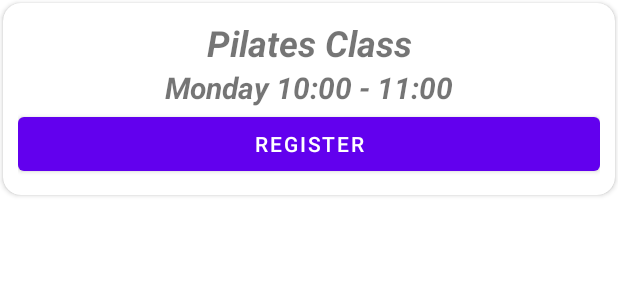
After one commit to jesusfb/fullstack-gym, an Android app: the layout layout_course_register.xml on its own in the app's theme, with its tools: preview values and no code run, on a phone screen of 412 x 824 dp. The commit adds this screen. Shown: the top 300 px of the screen. Run offline under Robolectric (Android 15) with nearby library versions, the phone set to English and light mode, and no system bars.

Commit message:
ui improvements

```diff
--- a/Frontend/Android/app/build.gradle
+++ b/Frontend/Android/app/build.gradle
@@ -53,6 +53,7 @@ dependencies {
     implementation 'org.jetbrains.kotlinx:kotlinx-datetime:0.4.0'
     //ui libraries
     implementation 'androidx.core:core-splashscreen:1.0.0'
+    implementation 'de.hdodenhof:circleimageview:3.1.0'
     //networking
     implementation 'com.squareup.retrofit2:retrofit:2.9.0'
     implementation 'com.squareup.retrofit2:converter-gson:2.9.0'
--- a/Frontend/Android/app/src/main/java/com/georgegipa/gym/api/ApiResponses.kt
+++ b/Frontend/Android/app/src/main/java/com/georgegipa/gym/api/ApiResponses.kt
@@ -6,7 +6,7 @@ import kotlin.system.measureTimeMillis
 
 object ApiResponses {
 
-    lateinit var events: List<Event>
+    var events: List<Event> = listOf()
         private set
     lateinit var courses: List<Course>
         private set
@@ -16,10 +16,6 @@ object ApiResponses {
         private set
     lateinit var user: User
         private set
-
-    fun isInitialized(): Boolean {
-        return this::events.isInitialized && this::courses.isInitialized && this::plans.isInitialized && this::instructors.isInitialized && this::user.isInitialized
-    }
 
     suspend fun init(userId : Int): Boolean {
         //use the new client
--- a/Frontend/Android/app/src/main/java/com/georgegipa/gym/models/Course.kt
+++ b/Frontend/Android/app/src/main/java/com/georgegipa/gym/models/Course.kt
@@ -14,7 +14,7 @@ data class Course(
     @SerializedName("course_description")
     val description: String,
     @SerializedName("instructor_id")
-    val instructor: Int,
+    val instructorId: Int,
     @SerializedName("plan_ids")
     val plans: List<Int>,
     @SerializedName("image_url")
--- a/Frontend/Android/app/src/main/res/layout/activity_start.xml
+++ b/Frontend/Android/app/src/main/res/layout/activity_start.xml
@@ -2,6 +2,7 @@
 <androidx.constraintlayout.widget.ConstraintLayout xmlns:android="http://schemas.android.com/apk/res/android"
     xmlns:app="http://schemas.android.com/apk/res-auto"
     xmlns:tools="http://schemas.android.com/tools"
+    android:background="@drawable/background_gradient"
     android:layout_width="match_parent"
     android:layout_height="match_parent"
     tools:context="ui.StartActivity">
--- a/Frontend/Android/app/src/main/res/layout/fragment_my_profile.xml
+++ b/Frontend/Android/app/src/main/res/layout/fragment_my_profile.xml
@@ -21,7 +21,7 @@
                 android:layout_width="match_parent"
                 android:layout_height="wrap_content">
 
-                <ImageView
+                <de.hdodenhof.circleimageview.CircleImageView
                     android:id="@+id/user_image"
                     android:layout_width="100dp"
                     android:layout_height="100dp"
@@ -31,7 +31,7 @@
                     app:layout_constraintTop_toTopOf="parent"
                     tools:src="@tools:sample/avatars" />
 
-                <ImageView
+                <de.hdodenhof.circleimageview.CircleImageView
                     android:id="@+id/plan_iv"
                     android:layout_width="50dp"
                     android:layout_height="50dp"
--- /dev/null
+++ b/Frontend/Android/app/src/main/res/layout/layout_course_register.xml
@@ -0,0 +1,55 @@
+<?xml version="1.0" encoding="utf-8"?>
+<androidx.cardview.widget.CardView xmlns:android="http://schemas.android.com/apk/res/android"
+    xmlns:app="http://schemas.android.com/apk/res-auto"
+    xmlns:tools="http://schemas.android.com/tools"
+    android:id="@+id/register_course_card"
+    android:layout_width="match_parent"
+    android:layout_height="wrap_content"
+    android:layout_margin="2dp"
+    app:cardCornerRadius="@dimen/rounded_corner_radius">
+
+    <androidx.constraintlayout.widget.ConstraintLayout
+        android:layout_width="match_parent"
+        android:layout_height="match_parent"
+        android:layout_margin="10dp">
+
+        <com.google.android.material.textview.MaterialTextView
+            android:id="@+id/course_tv"
+            android:layout_width="wrap_content"
+            android:layout_height="wrap_content"
+            android:ellipsize="end"
+            android:maxLines="1"
+            android:text="Pilates Class"
+            android:textSize="@dimen/title_size_large"
+            android:textStyle="bold|italic"
+            app:layout_constraintEnd_toEndOf="parent"
+            app:layout_constraintStart_toStartOf="parent"
+            app:layout_constraintTop_toTopOf="parent" />
+
+        <com.google.android.material.textview.MaterialTextView
+            android:id="@+id/schedule_tv"
+            android:layout_width="wrap_content"
+            android:layout_height="wrap_content"
+            android:ellipsize="end"
+            android:maxLines="1"
+            android:text="Monday 10:00 - 11:00"
+            android:textSize="@dimen/title_size"
+            android:textStyle="bold|italic"
+            app:layout_constraintEnd_toEndOf="parent"
+            app:layout_constraintStart_toStartOf="parent"
+            app:layout_constraintTop_toBottomOf="@+id/course_tv" />
+
+        <Button
+            android:id="@+id/button2"
+            android:layout_width="0dp"
+            android:layout_height="wrap_content"
+            android:text="Register"
+            app:layout_constraintEnd_toEndOf="parent"
+            app:layout_constraintStart_toStartOf="parent"
+            app:layout_constraintTop_toBottomOf="@+id/schedule_tv" />
+
+
+    </androidx.constraintlayout.widget.ConstraintLayout>
+
+
+</androidx.cardview.widget.CardView>
--- a/Frontend/Android/app/src/main/res/values/colors.xml
+++ b/Frontend/Android/app/src/main/res/values/colors.xml
@@ -7,4 +7,7 @@
     <color name="teal_700">#FF018786</color>
     <color name="black">#FF000000</color>
     <color name="white">#FFFFFFFF</color>
+<!--    add ok green and error red-->
+    <color name="ok_green">#FF00FF00</color>
+    <color name="error_red">#FFFF0000</color>
 </resources>
```
Also changed, not shown: Frontend/Android/app/src/main/java/com/georgegipa/gym/adapters/CourseAdapter.kt (+25 -18 lines), Frontend/Android/app/src/main/java/com/georgegipa/gym/api/GymAPI.kt (+23 -0 lines), Frontend/Android/app/src/main/java/com/georgegipa/gym/models/ScheduledCourse.kt (added, +14 -0 lines), Frontend/Android/app/src/main/res/drawable/baseline_calendar_month.xml (added, +10 -0 lines), Frontend/Android/app/src/main/res/drawable/ic_baseline_check.xml (added, +10 -0 lines), Frontend/Android/app/src/main/res/drawable/ic_baseline_close.xml (added, +10 -0 lines), Frontend/Android/app/src/main/res/layout/layout_image_course2.xml (added, +126 -0 lines).
